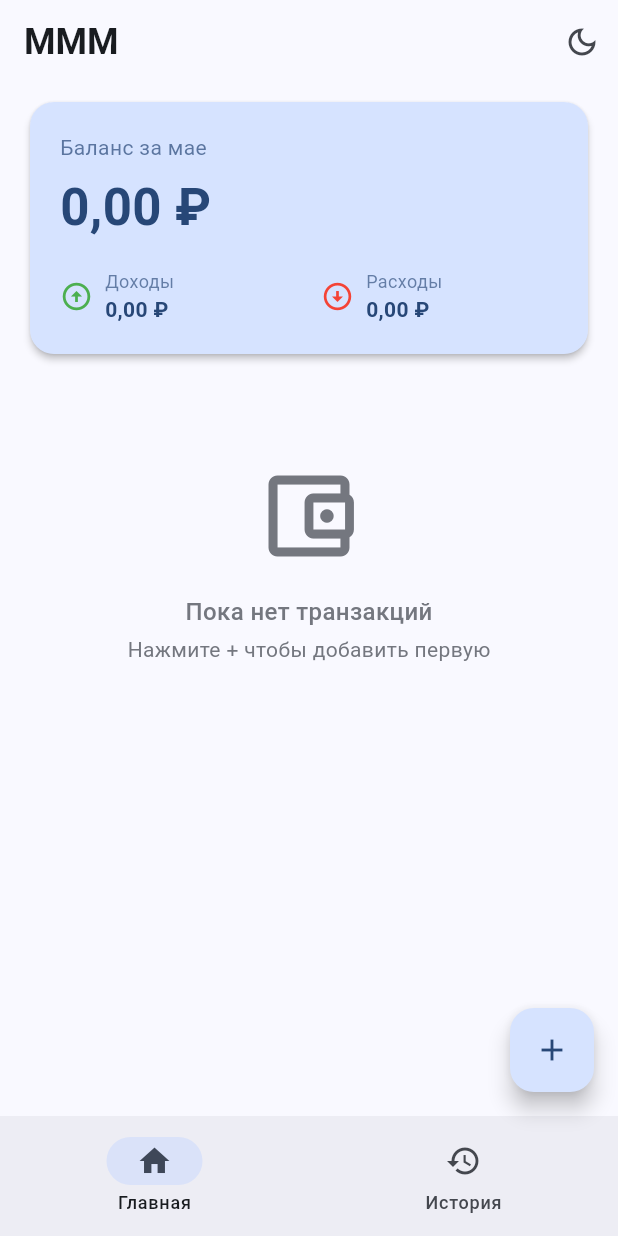
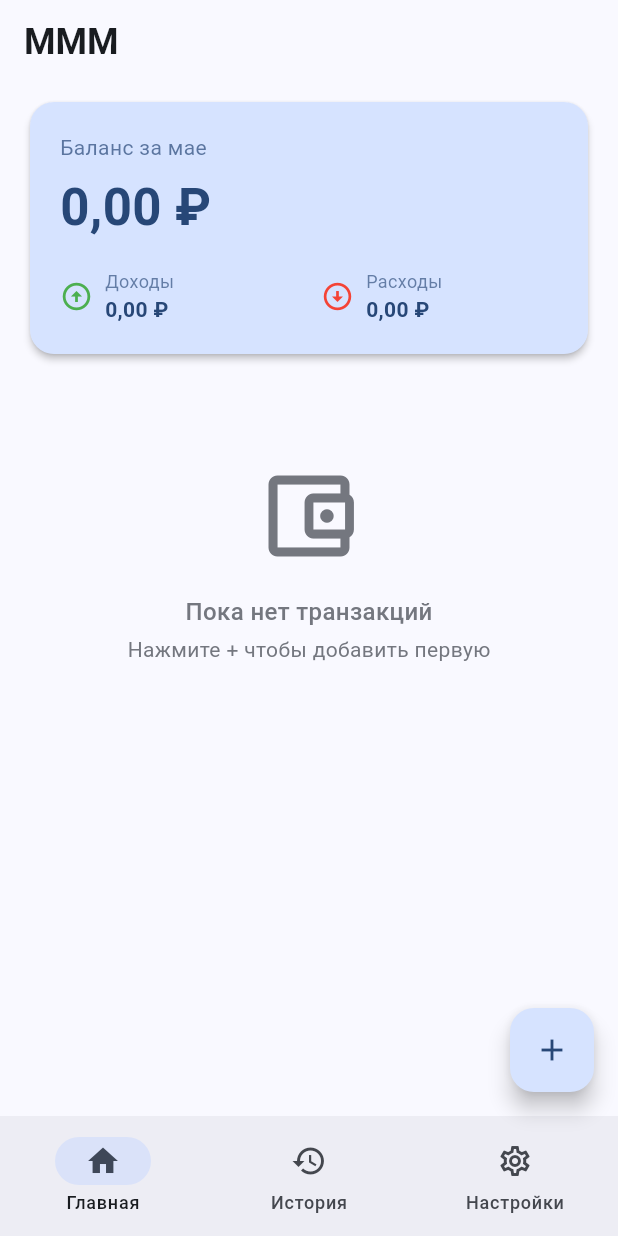
Before and after one commit to DanielE330/MMM, a Flutter app: the screen it shows after launch, on a phone screen of 412 x 824 dp. Run offline on Flutter 3.47's test engine with Material 3 defaults, Android fonts, the phone set to English and light mode, and no system bars; our stand-ins replace flutter_riverpod, sqflite, sqflite_common_ffi; accounts and stored records are empty.

Commit message:
изменение тем и создание настроек

```diff
--- a/lib/main.dart
+++ b/lib/main.dart
@@ -1,6 +1,7 @@
 import 'dart:io';
 
 import 'package:flutter/material.dart';
+import 'package:flutter_localizations/flutter_localizations.dart';
 import 'package:flutter_riverpod/flutter_riverpod.dart';
 import 'package:intl/date_symbol_data_local.dart';
 import 'package:sqflite_common_ffi/sqflite_ffi.dart';
@@ -32,6 +33,13 @@ class MMM extends ConsumerWidget {
       themeMode: themeMode,
       home: const MainScreen(),
       debugShowCheckedModeBanner: false,
+      localizationsDelegates: const [
+        GlobalMaterialLocalizations.delegate,
+        GlobalWidgetsLocalizations.delegate,
+        GlobalCupertinoLocalizations.delegate,
+      ],
+      supportedLocales: const [Locale('ru'), Locale('en')],
+      locale: const Locale('ru'),
     );
   }
 }
--- a/lib/providers/theme_provider.dart
+++ b/lib/providers/theme_provider.dart
@@ -1,4 +1,4 @@
 import 'package:flutter/material.dart';
 import 'package:flutter_riverpod/flutter_riverpod.dart';
 
-final themeModeProvider = StateProvider<ThemeMode>((ref) => ThemeMode.system);
+final themeModeProvider = StateProvider<ThemeMode>((ref) => ThemeMode.light);
--- a/lib/screens/add_edit_screen.dart
+++ b/lib/screens/add_edit_screen.dart
@@ -158,7 +158,6 @@ class _AddEditScreenState extends ConsumerState<AddEditScreen> {
       initialDate: _date,
       firstDate: DateTime(2020),
       lastDate: DateTime.now(),
-      locale: const Locale('ru'),
     );
     if (picked != null) setState(() => _date = picked);
   }
--- a/lib/screens/home_screen.dart
+++ b/lib/screens/home_screen.dart
@@ -14,7 +14,6 @@ class HomeScreen extends ConsumerWidget {
   Widget build(BuildContext context, WidgetRef ref) {
     final transactionsAsync = ref.watch(transactionsProvider);
     final colorScheme = Theme.of(context).colorScheme;
-    final isDark = Theme.of(context).brightness == Brightness.dark;
 
     return Scaffold(
       appBar: AppBar(
@@ -22,22 +21,14 @@ class HomeScreen extends ConsumerWidget {
           'MMM',
           style: TextStyle(fontWeight: FontWeight.bold, fontSize: 24),
         ),
-        actions: [
-          IconButton(
-            icon: Icon(isDark ? Icons.light_mode_outlined : Icons.dark_mode_outlined),
-            tooltip: isDark ? 'Светлая тема' : 'Тёмная тема',
-            onPressed: () {
-              ref.read(themeModeProvider.notifier).state =
-                  isDark ? ThemeMode.light : ThemeMode.dark;
-            },
-          ),
-        ],
       ),
       body: transactionsAsync.when(
         data: (transactions) {
           final now = DateTime.now();
           final thisMonth = transactions
-              .where((t) => t.date.year == now.year && t.date.month == now.month)
+              .where(
+                (t) => t.date.year == now.year && t.date.month == now.month,
+              )
               .toList();
 
           final income = thisMonth
@@ -65,13 +56,18 @@ class HomeScreen extends ConsumerWidget {
                       Text(
                         'Баланс за ${_monthName(now.month)}',
                         style: TextStyle(
-                          color: colorScheme.onPrimaryContainer.withValues(alpha: 0.7),
+                          color: colorScheme.onPrimaryContainer.withValues(
+                            alpha: 0.7,
+                          ),
                           fontSize: 14,
                         ),
                       ),
                       const SizedBox(height: 6),
                       Text(
-                        NumberFormat.currency(locale: 'ru', symbol: '₽').format(balance),
+                        NumberFormat.currency(
+                          locale: 'ru',
+                          symbol: '₽',
+                        ).format(balance),
                         style: TextStyle(
                           color: colorScheme.onPrimaryContainer,
                           fontSize: 34,
@@ -113,11 +109,17 @@ class HomeScreen extends ConsumerWidget {
                   children: [
                     const Text(
                       'Последние транзакции',
-                      style: TextStyle(fontSize: 16, fontWeight: FontWeight.w600),
+                      style: TextStyle(
+                        fontSize: 16,
+                        fontWeight: FontWeight.w600,
+                      ),
                     ),
                     Text(
                       'Всего: ${transactions.length}',
-                      style: TextStyle(fontSize: 13, color: colorScheme.outline),
+                      style: TextStyle(
+                        fontSize: 13,
+                        color: colorScheme.outline,
+                      ),
                     ),
                   ],
                 ),
@@ -173,8 +175,19 @@ class HomeScreen extends ConsumerWidget {
 
   String _monthName(int month) {
     const names = [
-      '', 'январе', 'феврале', 'марте', 'апреле', 'мае', 'июне',
-      'июле', 'августе', 'сентябре', 'октябре', 'ноябре', 'декабре',
+      '',
+      'январе',
+      'феврале',
+      'марте',
+      'апреле',
+      'мае',
+      'июне',
+      'июле',
+      'августе',
+      'сентябре',
+      'октябре',
+      'ноябре',
+      'декабре',
     ];
     return names[month];
   }
--- a/lib/screens/main_screen.dart
+++ b/lib/screens/main_screen.dart
@@ -4,6 +4,7 @@ import 'package:flutter_riverpod/flutter_riverpod.dart';
 import 'package:my_finance/screens/add_edit_screen.dart';
 import 'package:my_finance/screens/history_screen.dart';
 import 'package:my_finance/screens/home_screen.dart';
+import 'package:my_finance/screens/settings_screen.dart';
 
 class MainScreen extends ConsumerStatefulWidget {
   const MainScreen({super.key});
@@ -15,7 +16,7 @@ class MainScreen extends ConsumerStatefulWidget {
 class _MainScreenState extends ConsumerState<MainScreen> {
   int _selectedIndex = 0;
 
-  static const _screens = [HomeScreen(), HistoryScreen()];
+  static const _screens = [HomeScreen(), HistoryScreen(), SettingsScreen()];
 
   @override
   Widget build(BuildContext context) {
@@ -35,15 +36,22 @@ class _MainScreenState extends ConsumerState<MainScreen> {
             selectedIcon: Icon(Icons.history),
             label: 'История',
           ),
+          NavigationDestination(
+            icon: Icon(Icons.settings_outlined),
+            selectedIcon: Icon(Icons.settings),
+            label: 'Настройки',
+          ),
         ],
       ),
-      floatingActionButton: FloatingActionButton(
-        onPressed: () => Navigator.push(
-          context,
-          MaterialPageRoute(builder: (_) => const AddEditScreen()),
-        ),
-        child: const Icon(Icons.add),
-      ),
+      floatingActionButton: _selectedIndex != 2
+          ? FloatingActionButton(
+              onPressed: () => Navigator.push(
+                context,
+                MaterialPageRoute(builder: (_) => const AddEditScreen()),
+              ),
+              child: const Icon(Icons.add),
+            )
+          : null,
     );
   }
 }
--- a/pubspec.yaml
+++ b/pubspec.yaml
@@ -29,6 +29,8 @@ environment:
 # versions available, run `flutter pub outdated`.
 dependencies:
   flutter:
+    sdk: flutter
+  flutter_localizations:
     sdk: flutter
 
   cupertino_icons: ^1.0.8
```
Also changed, not shown: lib/screens/settings_screen.dart (added, +138 -0 lines), pubspec.lock.
